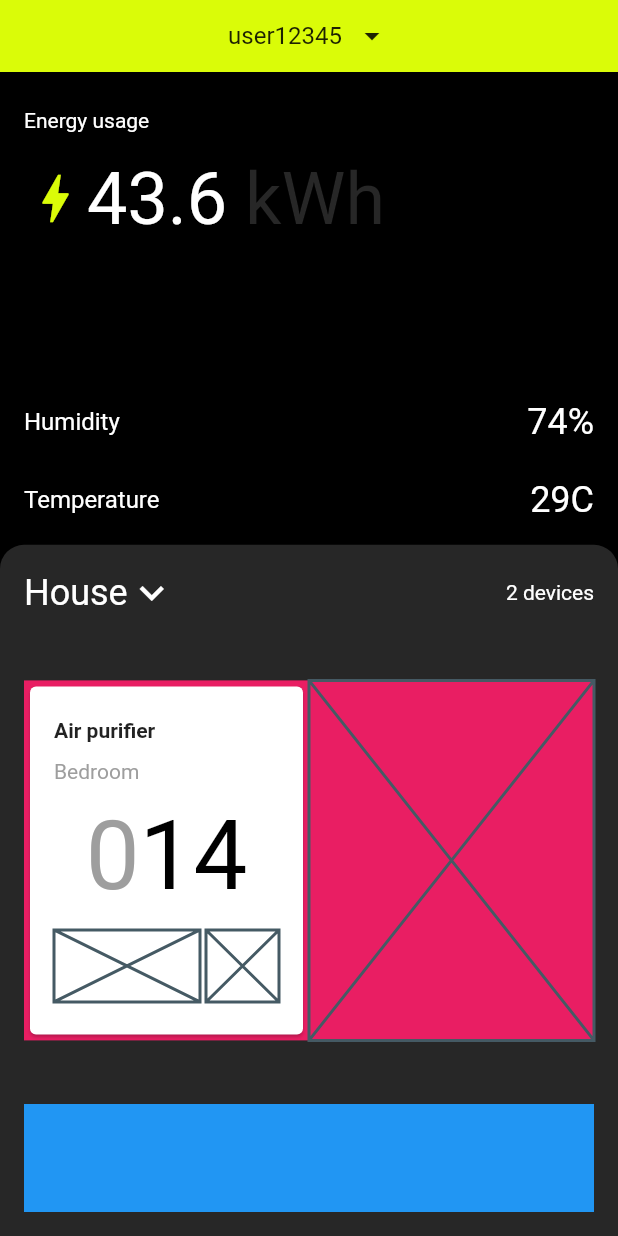
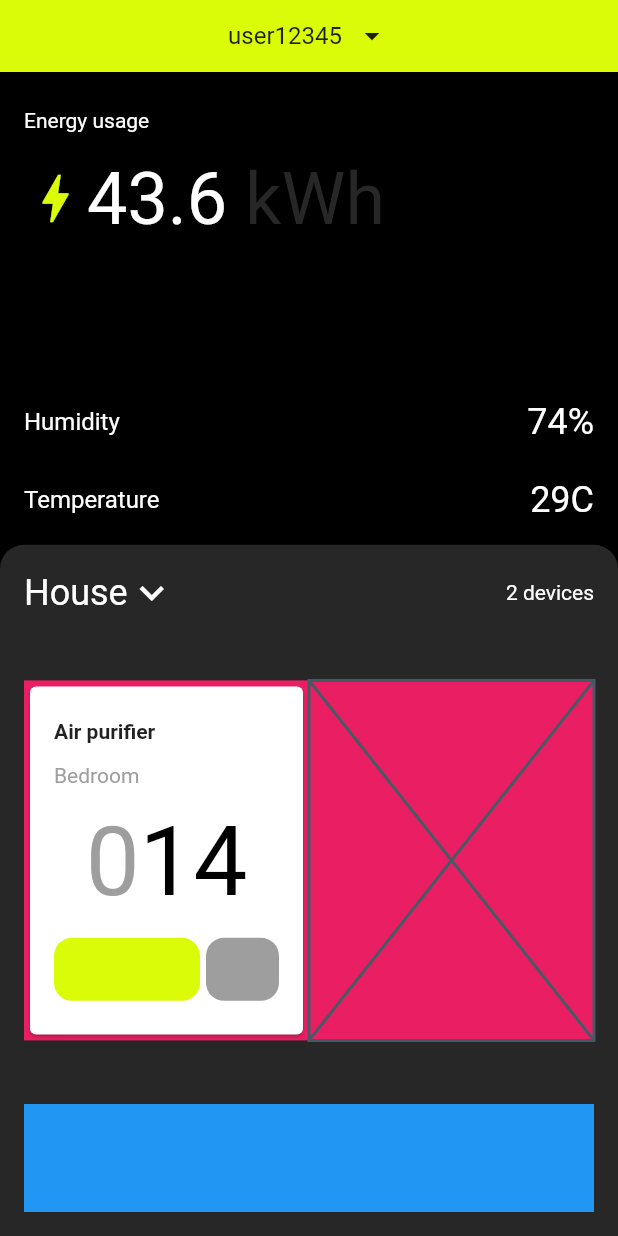
Before and after one commit to JAICHANGPARK/flutter_notebook_19th_story, a Flutter app: the screen it shows after launch, on a phone screen of 412 x 824 dp. Run offline on Flutter 3.47's test engine with Material 2 defaults, Android fonts, the phone set to English and light mode, and no system bars; our stand-ins replace cached_network_image, flutter_riverpod, freezed_annotation, smooth_page_indicator, video_player.

Commit message:
Update smart_home_main_page.dart

```diff
--- a/lib/ep1109_smart_home_app/src/ui/smart_home_main_page.dart
+++ b/lib/ep1109_smart_home_app/src/ui/smart_home_main_page.dart
@@ -142,7 +142,7 @@ class SmartHomeMainPage extends StatelessWidget {
                   mainAxisAlignment: MainAxisAlignment.spaceBetween,
                   children: [
                     Row(
-                      children: const[
+                      children: const [
                         Text(
                           "House",
                           style: TextStyle(
@@ -184,7 +184,7 @@ class SmartHomeMainPage extends StatelessWidget {
                                       fontWeight: FontWeight.bold,
                                     ),
                                   ),
-                                  const  Text(
+                                  const Text(
                                     "Bedroom",
                                     style: TextStyle(
                                       color: Colors.grey,
@@ -210,16 +210,30 @@ class SmartHomeMainPage extends StatelessWidget {
                                     ],
                                   ),
                                   SizedBox(
-                                    height: 48,
+                                    height: 42,
                                     child: Row(
                                       children: [
                                         Expanded(
-                                            flex: 8,
-                                            child: Placeholder()),
-                                        SizedBox(width: 4,),
+                                          flex: 8,
+                                          child: Container(
+                                            decoration: BoxDecoration(
+                                              color: kShaAccents,
+                                              borderRadius: BorderRadius.circular(12),
+                                            ),
+                                          ),
+                                        ),
+                                        SizedBox(
+                                          width: 4,
+                                        ),
                                         Expanded(
-                                            flex: 4,
-                                            child: Placeholder()),
+                                          flex: 4,
+                                          child: Container(
+                                            decoration: BoxDecoration(
+                                              color: Colors.grey[500],
+                                              borderRadius: BorderRadius.circular(12),
+                                            ),
+                                          ),
+                                        ),
                                       ],
                                     ),
                                   )
@@ -227,7 +241,7 @@ class SmartHomeMainPage extends StatelessWidget {
                               ),
                             ),
                           )),
-                          const  Expanded(child: Placeholder()),
+                          const Expanded(child: Placeholder()),
                         ],
                       ),
                     ),
```
